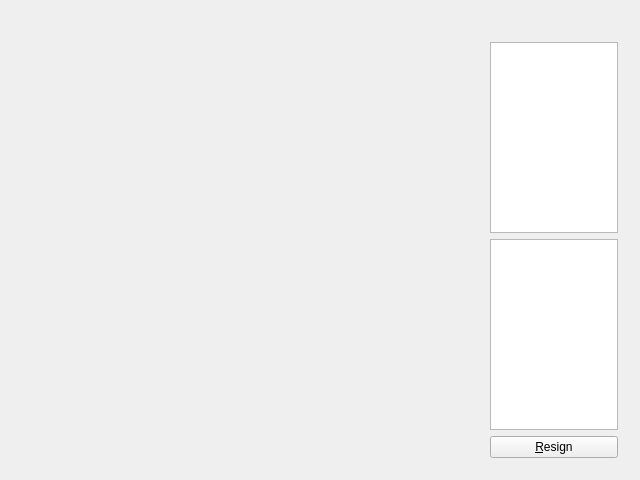
Before: the Qt Designer form frmmain.ui in dkz051/chess, drawn with Qt 5.
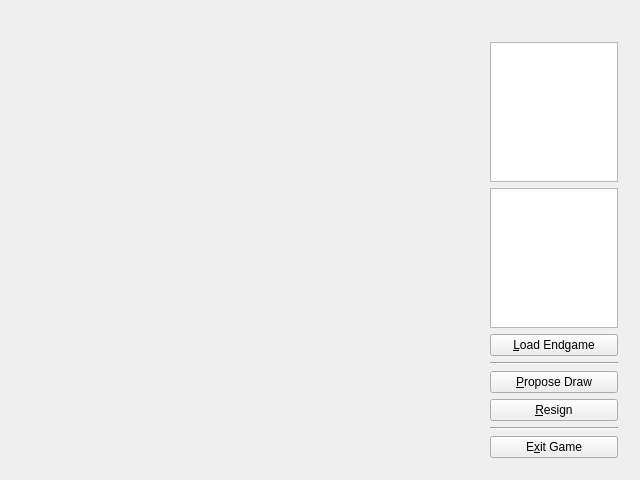
After: the same form once the commit is applied.

Commit message: Add [draw proposal]

Diff of the .ui file:
```diff
--- a/frmmain.ui
+++ b/frmmain.ui
@@ -47,26 +47,10 @@
        </size>
       </property>
       <layout class="QGridLayout" name="gridLayout">
-       <item row="3" column="1">
+       <item row="3" column="0">
         <widget class="QTextBrowser" name="txtCommands"/>
        </item>
-       <item row="2" column="1">
-        <widget class="QTableView" name="lstRecord">
-         <property name="editTriggers">
-          <set>QAbstractItemView::NoEditTriggers</set>
-         </property>
-         <property name="alternatingRowColors">
-          <bool>true</bool>
-         </property>
-         <attribute name="horizontalHeaderVisible">
-          <bool>true</bool>
-         </attribute>
-         <attribute name="verticalHeaderVisible">
-          <bool>true</bool>
-         </attribute>
-        </widget>
-       </item>
-       <item row="0" column="1">
+       <item row="0" column="0">
         <widget class="QLabel" name="lblCountdown">
          <property name="sizePolicy">
           <sizepolicy hsizetype="Expanding" vsizetype="Fixed">
@@ -88,13 +72,64 @@
          </property>
         </widget>
        </item>
-       <item row="4" column="1">
+       <item row="9" column="0">
+        <widget class="QPushButton" name="btnExit">
+         <property name="text">
+          <string>E&amp;xit Game</string>
+         </property>
+        </widget>
+       </item>
+       <item row="2" column="0">
+        <widget class="QTableView" name="lstRecord">
+         <property name="editTriggers">
+          <set>QAbstractItemView::NoEditTriggers</set>
+         </property>
+         <property name="alternatingRowColors">
+          <bool>true</bool>
+         </property>
+         <attribute name="horizontalHeaderVisible">
+          <bool>true</bool>
+         </attribute>
+         <attribute name="verticalHeaderVisible">
+          <bool>true</bool>
+         </attribute>
+        </widget>
+       </item>
+       <item row="8" column="0">
+        <widget class="Line" name="line">
+         <property name="orientation">
+          <enum>Qt::Horizontal</enum>
+         </property>
+        </widget>
+       </item>
+       <item row="7" column="0">
         <widget class="QPushButton" name="btnResign">
          <property name="text">
           <string>&amp;Resign</string>
          </property>
         </widget>
        </item>
+       <item row="6" column="0">
+        <widget class="QPushButton" name="btnProposeDraw">
+         <property name="text">
+          <string>&amp;Propose Draw</string>
+         </property>
+        </widget>
+       </item>
+       <item row="4" column="0">
+        <widget class="QPushButton" name="btnLoad">
+         <property name="text">
+          <string>&amp;Load Endgame</string>
+         </property>
+        </widget>
+       </item>
+       <item row="5" column="0">
+        <widget class="Line" name="line_2">
+         <property name="orientation">
+          <enum>Qt::Horizontal</enum>
+         </property>
+        </widget>
+       </item>
       </layout>
      </widget>
     </item>
```
The commit also changes 11 other files.
